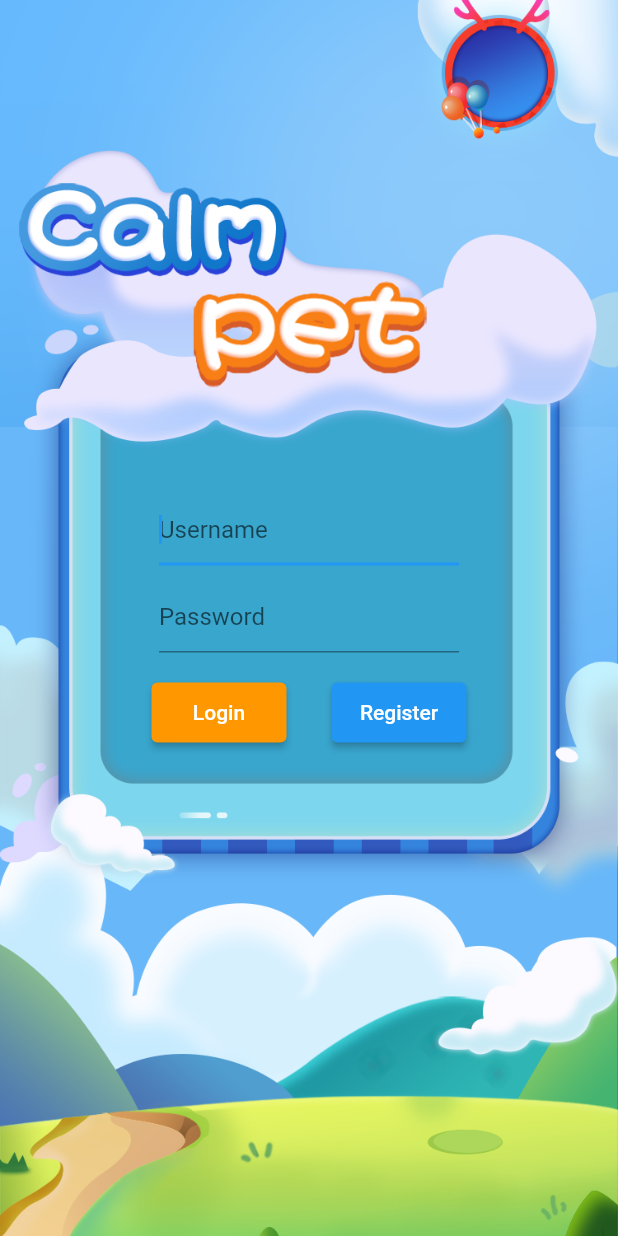
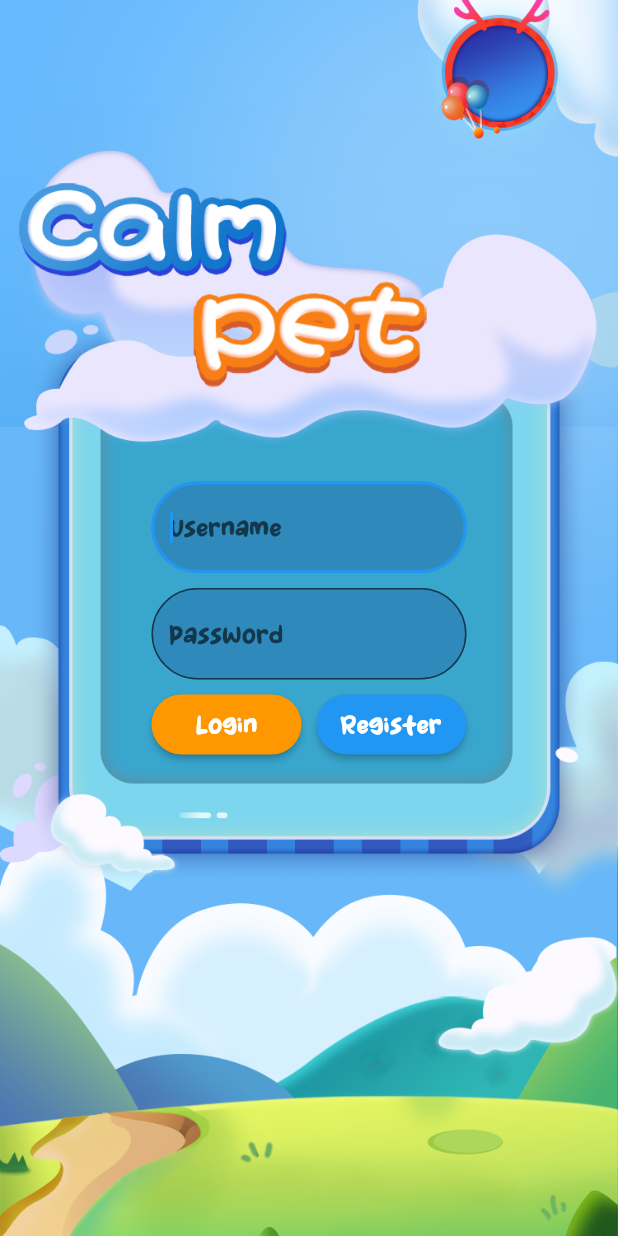
Before and after one commit to RicardoYam/calmPet, a Flutter app: the screen it shows after launch, on a phone screen of 412 x 824 dp. Run offline on Flutter 3.47's test engine with Material 2 defaults, Android fonts, the phone set to English and light mode, and no system bars; our stand-ins replace font_awesome_flutter.

Commit message:
login changed

```diff
--- a/lib/pages/user/login.dart
+++ b/lib/pages/user/login.dart
@@ -25,46 +25,67 @@ class _LoginState extends State<Login> {
             mainAxisAlignment: MainAxisAlignment.center,
             children: [
               SizedBox(
-              width: 200.0,
+              width: 210.0,
               child: TextField(
                 autofocus: true,
                 decoration: InputDecoration(
-                    hintText: "Username"),
+                  border: OutlineInputBorder(
+                    borderRadius: BorderRadius.circular(50.0)
+                  ),
+                  hintText: "Username",
+                  filled: true,
+                  fillColor: Color.fromARGB(51, 5, 20, 110)),
+                style: TextStyle(fontFamily: 'test', fontSize: 16.0)
               ),
             ),
             SizedBox(height: 10.0),
             SizedBox(
-            width: 200.0,
-            child: TextField(
-            decoration: InputDecoration(
-                hintText: "Password"),
-            obscureText: true,
-          )),
+              width: 210.0,
+              child: TextField(
+                autofocus: true,
+                decoration: InputDecoration(
+                  border: OutlineInputBorder(
+                    borderRadius: BorderRadius.circular(50.0)
+                  ),
+                  hintText: "Password",
+                  filled: true,
+                  fillColor: Color.fromARGB(51, 5, 20, 110)),
+                style: TextStyle(fontFamily: 'test', fontSize: 16.0)
+              ),
+            ),
           SizedBox(
-            height: 20.0,
+            height: 10.0,
           ),
           Row(
             mainAxisAlignment: MainAxisAlignment.center,
             children: [
               SizedBox(
-                width: 90.0,
+                width: 100.0,
                 height: 40.0,
                 child: ElevatedButton(
-                  child: Text("Login"),
+                  child: Text("Login", style: TextStyle(fontFamily: 'test', fontSize: 16.0)),
                   onPressed: () => Navigator.pushNamed(context, '/tabs'),
                   style: ElevatedButton.styleFrom(
-                    primary: Colors.orange
+                    primary: Colors.orange,
+                    shape: RoundedRectangleBorder(
+                      borderRadius: BorderRadius.circular(20)
+                    )
                   ),
               )),
-              SizedBox(width: 30.0),
+              SizedBox(width: 10.0),
               SizedBox(
-                width: 90.0,
+                width: 100.0,
                 height: 40.0,
                 child: ElevatedButton(
-                  child: Text("Register"),
+                  child: Text("Register", style: TextStyle(fontFamily: 'test', fontSize: 16.0)),
                   onPressed: () => Navigator.pushNamed(context, '/'),
-              )),
-            ],
+                  style: ElevatedButton.styleFrom(
+                    primary: Colors.blue,
+                    shape: RoundedRectangleBorder(
+                      borderRadius: BorderRadius.circular(20)
+                    )
+                )),
+              )],
           )
             ],
           ),
```
Also changed, not shown: pubspec.yaml (+8 -0 lines), fonts/test.ttf (added), 1 other file.
